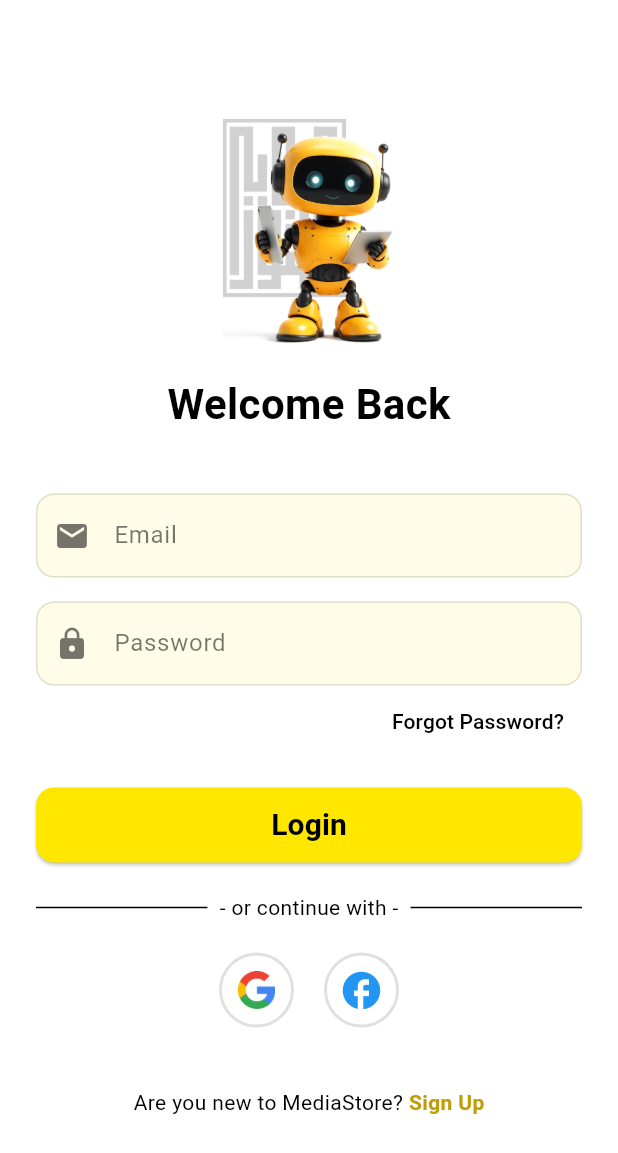
After one commit to YasithCB/media-store-mobile-app, a Flutter app: the LoginScreen screen opened directly, on a phone screen of 412 x 824 dp. The commit adds this screen. Shown: the top 1153 px of the screen. Run offline on Flutter 3.47's test engine with Material 3 defaults, Android fonts, the phone set to English and light mode, and no system bars; our stand-ins replace shared_preferences; accounts and stored records are empty.

Commit message:
login screen done

```diff
--- /dev/null
+++ b/lib/screens/login_screen.dart
@@ -0,0 +1,240 @@
+import 'package:flutter/material.dart';
+
+import '../db/constants.dart';
+
+class LoginScreen extends StatelessWidget {
+  const LoginScreen({super.key});
+
+  @override
+  Widget build(BuildContext context) {
+    final Color _primaryColor = Colors.white; // replace with your primary color
+    final Color lightYellow = Colors.yellow.shade50;
+
+    return Scaffold(
+      backgroundColor: _primaryColor,
+      body: SafeArea(
+        child: Center(
+          child: SingleChildScrollView(
+            padding: const EdgeInsets.all(24.0),
+            child: Column(
+              crossAxisAlignment: CrossAxisAlignment.center,
+              children: [
+                // Top Image
+                SizedBox(
+                  height: 150,
+                  child: Image.asset(
+                    "assets/images/view/robot-with-logo.webp",
+                    fit: BoxFit.contain,
+                  ),
+                ),
+                const SizedBox(height: 20),
+
+                const Text(
+                  "Welcome Back",
+                  style: TextStyle(
+                    fontSize: 28,
+                    fontWeight: FontWeight.bold,
+                    color: Colors.black,
+                  ),
+                ),
+                const SizedBox(height: 40),
+
+                // Email
+                TextField(
+                  decoration: InputDecoration(
+                    filled: true,
+                    fillColor: lightYellow,
+                    prefixIcon: const Icon(Icons.email, color: Colors.black54),
+                    hintText: "Email",
+                    hintStyle: const TextStyle(color: Colors.black54),
+                    enabledBorder: OutlineInputBorder(
+                      borderSide: const BorderSide(color: Colors.black12),
+                      borderRadius: BorderRadius.circular(12),
+                    ),
+                    focusedBorder: OutlineInputBorder(
+                      borderSide: const BorderSide(
+                        color: Colors.black54,
+                        width: 2,
+                      ),
+                      borderRadius: BorderRadius.circular(12),
+                    ),
+                  ),
+                ),
+                const SizedBox(height: 16),
+
+                // Password
+                TextField(
+                  obscureText: true,
+                  decoration: InputDecoration(
+                    filled: true,
+                    fillColor: lightYellow,
+                    prefixIcon: const Icon(Icons.lock, color: Colors.black54),
+                    hintText: "Password",
+                    hintStyle: const TextStyle(color: Colors.black54),
+                    enabledBorder: OutlineInputBorder(
+                      borderSide: const BorderSide(color: Colors.black12),
+                      borderRadius: BorderRadius.circular(12),
+                    ),
+                    focusedBorder: OutlineInputBorder(
+                      borderSide: const BorderSide(
+                        color: Colors.black54,
+                        width: 2,
+                      ),
+                      borderRadius: BorderRadius.circular(12),
+                    ),
+                  ),
+                ),
+
+                // Forgot password
+                Align(
+                  alignment: Alignment.centerRight,
+                  child: TextButton(
+                    onPressed: () {},
+                    child: const Text(
+                      "Forgot Password?",
+                      style: TextStyle(color: Colors.black),
+                    ),
+                  ),
+                ),
+                const SizedBox(height: 20),
+
+                // Login Button
+                SizedBox(
+                  width: double.infinity,
+                  height: 50,
+                  child: ElevatedButton(
+                    style: ElevatedButton.styleFrom(
+                      backgroundColor: primaryColor,
+                      foregroundColor: Colors.black,
+                      shape: RoundedRectangleBorder(
+                        borderRadius: BorderRadius.circular(12),
+                      ),
+                    ),
+                    onPressed: () {},
+                    child: const Text(
+                      "Login",
+                      style: TextStyle(
+                        fontWeight: FontWeight.w700,
+                        fontSize: 20,
+                      ),
+                    ),
+                  ),
+                ),
+
+                const SizedBox(height: 20),
+
+                // Divider with text
+                Row(
+                  children: const [
+                    Expanded(child: Divider(color: Colors.black)),
+                    Padding(
+                      padding: EdgeInsets.symmetric(horizontal: 8.0),
+                      child: Text(
+                        "- or continue with -",
+                        style: TextStyle(color: Colors.black),
+                      ),
+                    ),
+                    Expanded(child: Divider(color: Colors.black)),
+                  ],
+                ),
+                const SizedBox(height: 20),
+
+                // Social Buttons
+                Row(
+                  mainAxisAlignment: MainAxisAlignment.center,
+                  children: [
+                    // Google
+                    InkWell(
+                      onTap: () {},
+                      borderRadius: BorderRadius.circular(50),
+                      child: Container(
+                        padding: const EdgeInsets.all(3), // space for border
+                        decoration: BoxDecoration(
+                          shape: BoxShape.circle,
+                          border: Border.all(color: Colors.black12, width: 2),
+                        ),
+                        child: CircleAvatar(
+                          radius: 20,
+                          backgroundColor: Colors.white,
+                          child: Image.asset(
+                            "assets/images/icons/google.webp",
+                            height: 25,
+                          ),
+                        ),
+                      ),
+                    ),
+                    const SizedBox(width: 20),
+
+                    // Facebook
+                    InkWell(
+                      onTap: () {},
+                      borderRadius: BorderRadius.circular(50),
+                      child: Container(
+                        padding: const EdgeInsets.all(3),
+                        decoration: BoxDecoration(
+                          shape: BoxShape.circle,
+                          border: Border.all(color: Colors.black12, width: 2),
+                        ),
+                        child: CircleAvatar(
+                          radius: 20,
+                          backgroundColor: Colors.white,
+                          child: Icon(
+                            Icons.facebook,
+                            size: 30,
+                            color: Colors.blue,
+                          ),
+                        ),
+                      ),
+                    ),
+                  ],
+                ),
+
+                const SizedBox(height: 40),
+
+                // Sign Up
+                Row(
+                  mainAxisAlignment: MainAxisAlignment.center,
+                  children: [
+                    const Text(
+                      "Are you new to MediaStore? ",
+                      style: TextStyle(color: Colors.black),
+                    ),
+                    GestureDetector(
+                      onTap: () {
+                        // Navigate to signup
+                      },
+                      child: Text(
+                        "Sign Up",
+                        style: TextStyle(
+                          color: primaryColorHover2,
+                          fontWeight: FontWeight.bold,
+                        ),
+                      ),
+                    ),
+                  ],
+                ),
+              ],
+            ),
+          ),
+        ),
+      ),
+    );
+  }
+
+  static Widget _socialButton(String text, Color color, IconData icon) {
+    return ElevatedButton.icon(
+      style: ElevatedButton.styleFrom(
+        backgroundColor: Colors.white,
+        foregroundColor: color,
+        side: BorderSide(color: color),
+        shape: RoundedRectangleBorder(borderRadius: BorderRadius.circular(12)),
+      ),
+      onPressed: () {},
+      icon: Icon(icon),
+      label: Text(
+        text,
+        style: TextStyle(color: color, fontWeight: FontWeight.bold),
+      ),
+    );
+  }
+}
--- a/lib/screens/tabs/home_tab.dart
+++ b/lib/screens/tabs/home_tab.dart
@@ -1,5 +1,7 @@
 import 'package:flutter/material.dart';
 import 'package:mobile_app/db/constants.dart';
+import 'package:mobile_app/screens/login_screen.dart';
+import 'package:mobile_app/util/navigation_util.dart';
 import 'package:mobile_app/widgets/home/banner_swiper.dart';
 import 'package:mobile_app/widgets/home/category_icons.dart';
 
@@ -91,7 +93,14 @@ class _HomeTabState extends State<HomeTab> {
                       ),
 
                       // Right column (notification icon)
-                      Container(
+                      InkWell(
+                        onTap: () => {
+                          NavigationUtil.pushReplacement(
+                            context,
+                            LoginScreen(),
+                          ),
+                        },
+                        child: Container(
                           padding: const EdgeInsets.all(8),
                           decoration: BoxDecoration(
                             color: Colors.white,
@@ -100,6 +109,7 @@ class _HomeTabState extends State<HomeTab> {
                           child: Icon(
                             Icons.notifications_active_outlined,
                             color: Colors.black54,
+                          ),
                         ),
                       ),
                     ],
--- a/lib/widgets/custom_bottom_nav.dart
+++ b/lib/widgets/custom_bottom_nav.dart
@@ -77,7 +77,7 @@ class CustomBottomNav extends StatelessWidget {
                 child: Image.asset(
                   "assets/logo-icon-black.webp",
                   fit: BoxFit.contain,
-                  color: Colors.black54, // 👈 to mimic opacity
+                  color: Colors.black87, // 👈 to mimic opacity
                 ),
               ),
             ),
--- a/pubspec.yaml
+++ b/pubspec.yaml
@@ -73,6 +73,10 @@ flutter:
     - assets/logo-icon-black.webp
 
     - assets/images/get-started.webp
+    - assets/images/view/robot-with-logo.webp
+
+    - assets/images/icons/google.webp
+
     - assets/images/sponsored/spo1.webp
     - assets/images/sponsored/spo2.webp
 
```
Also changed, not shown: assets/images/icons/google.webp (added), assets/images/view/robot-with-logo.webp (added). Lines whose indentation alone changed are shown as unchanged.
